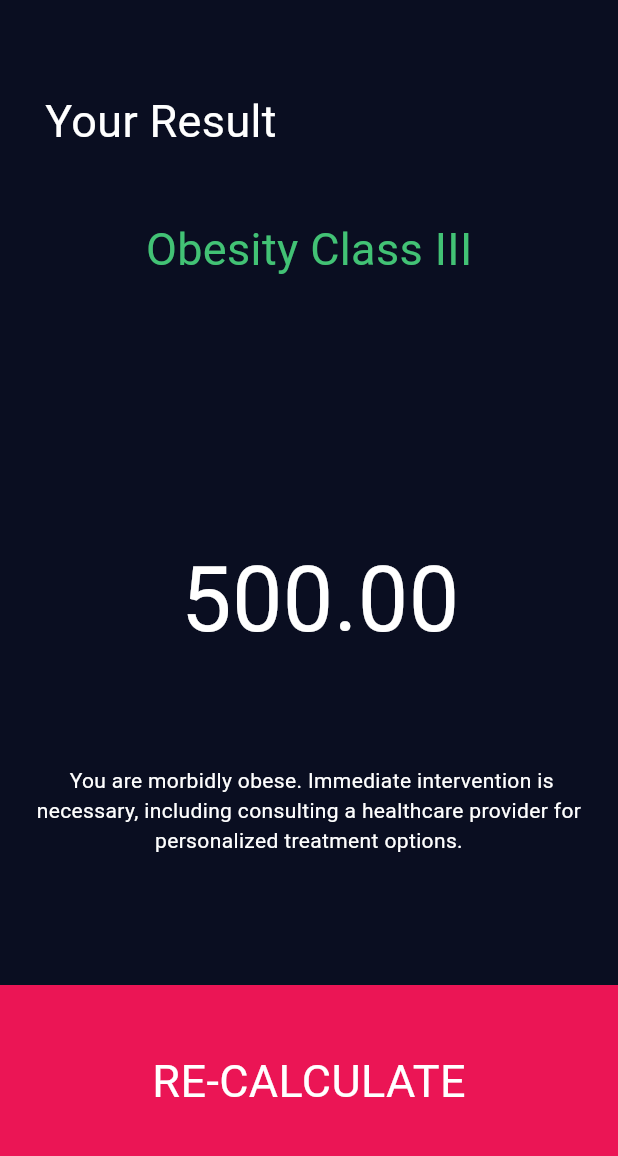
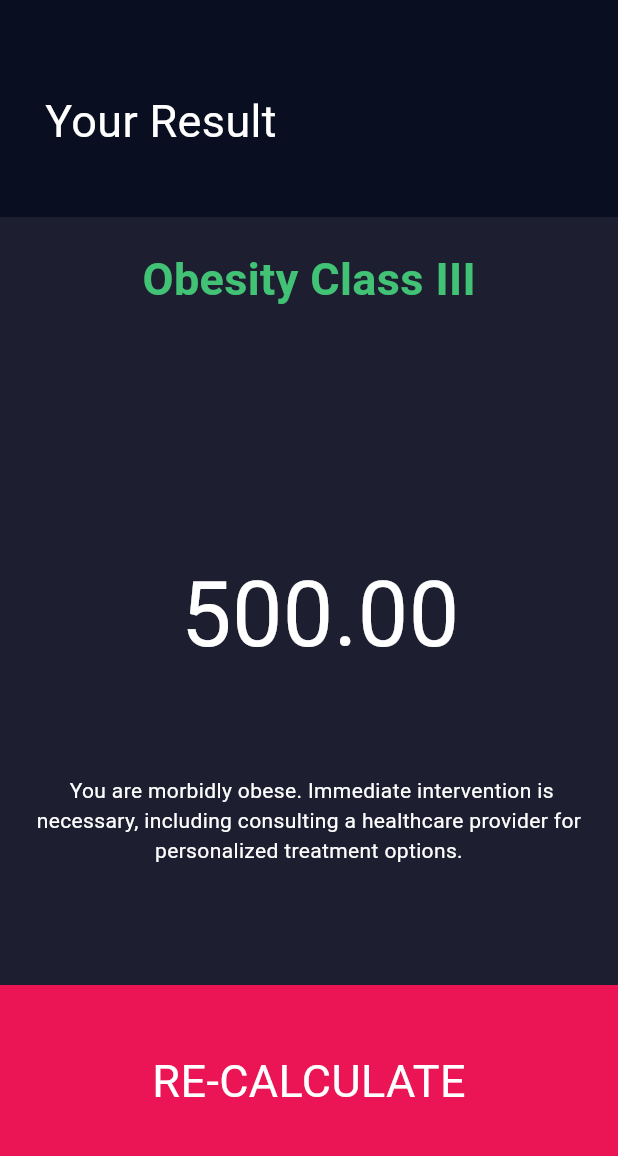
Before and after one commit to Julianafrego/imc_app, a Flutter app: the screen it shows after launch, after a tap on the "remove" icon, after a tap on the "add" icon, after a tap on "Calculate", on a phone screen of 412 x 824 dp, the part 59-1215 px from its top. Run offline on Flutter 3.47's test engine with Material 3 defaults, Android fonts, the phone set to English and light mode, and no system bars.

Commit message:
alterações de design

```diff
--- a/lib/ImcResultPage.dart
+++ b/lib/ImcResultPage.dart
@@ -1,7 +1,6 @@
 import 'package:flutter/material.dart';
 import 'package:imc_app/main.dart';
 import './colors.dart';
-
 
 class ImcResultPage extends StatelessWidget {
   final double imc;
@@ -54,13 +53,18 @@ class ImcResultPage extends StatelessWidget {
               ),
               Flexible(
                 flex: 4,
+                child: Container(
+                  padding: EdgeInsets.only(top: 20),
+                  color: MyColors.azulButtonNoPress,
                   child: Column(
                     children: [
                       Expanded(
                         flex: 1,
                         child: Text(' $name ',
                             style: const TextStyle(
-                              color: MyColors.verde, fontSize: 30)),
+                                fontWeight: FontWeight.bold,
+                                color: MyColors.verde,
+                                fontSize: 30)),
                       ),
                       Expanded(
                         flex: 1,
@@ -85,6 +89,7 @@ class ImcResultPage extends StatelessWidget {
                         ),
                       ),
                     ],
+                  ),
                 ),
               ),
               Expanded(
--- a/lib/addWidget.dart
+++ b/lib/addWidget.dart
@@ -2,10 +2,9 @@ import 'package:flutter/material.dart';
 import 'package:imc_app/colors.dart'; // Certifique-se que a importação de cores esteja correta
 
 class WeightAgeSelection extends StatefulWidget {
+  final ValueChanged<int> onWeightChanged; // Callback para o peso
 
-    final ValueChanged<int> onWeightChanged; // Callback para o peso
-
-    const WeightAgeSelection({super.key, required this.onWeightChanged});
+  const WeightAgeSelection({super.key, required this.onWeightChanged});
   @override
   _WeightAgeSelectionState createState() => _WeightAgeSelectionState();
 }
@@ -19,11 +18,17 @@ class _WeightAgeSelectionState extends State<WeightAgeSelection> {
       body: Row(
         children: [
           Expanded(
-            child: Addwidget(weightAge: 'WEIGHT', valorInicial: 20, onValueChanged:  widget.onWeightChanged),
+            child: Addwidget(
+                weightAge: 'WEIGHT',
+                valorInicial: 20,
+                onValueChanged: widget.onWeightChanged),
           ),
           Expanded(
-            child: Addwidget(weightAge: 'AGE', valorInicial: 20,  onValueChanged: (age) {
-            },),
+            child: Addwidget(
+              weightAge: 'AGE',
+              valorInicial: 20,
+              onValueChanged: (age) {},
+            ),
           ),
         ],
       ),
@@ -36,21 +41,25 @@ class Addwidget extends StatefulWidget {
   final ValueChanged<int> onValueChanged; // Callback para enviar o valor
   final int valorInicial;
 
-  const Addwidget({super.key, required this.weightAge, required this.valorInicial, required this.onValueChanged});
-
+  const Addwidget(
+      {super.key,
+      required this.weightAge,
+      required this.valorInicial,
+      required this.onValueChanged});
 
   @override
   State<Addwidget> createState() => _AddwidgetState();
 }
 
 class _AddwidgetState extends State<Addwidget> {
-   late int valor;
+  late int valor;
 
   @override
   void initState() {
     super.initState();
     valor = widget.valorInicial; // Inicializa com o valor inicial 20
   }
+
   @override
   Widget build(BuildContext context) {
     return Container(
@@ -70,7 +79,9 @@ class _AddwidgetState extends State<Addwidget> {
           Text(
             '$valor',
             style: const TextStyle(
-                fontSize: 40, color: MyColors.branco), // Estilo do texto
+                fontWeight: FontWeight.bold,
+                fontSize: 40,
+                color: MyColors.branco), // Estilo do texto
           ),
           Row(
             mainAxisAlignment: MainAxisAlignment.center,
@@ -81,11 +92,10 @@ class _AddwidgetState extends State<Addwidget> {
                   setState(() {
                     if (valor > 0) {
                       valor--;
-                       widget.onValueChanged(valor); // Chama a função callback
+                      widget.onValueChanged(valor); // Chama a função callback
                     }
                   });
                 },
-
               ),
               const SizedBox(width: 10), // Espaço entre os botões
               CircularAddButton(
@@ -94,11 +104,10 @@ class _AddwidgetState extends State<Addwidget> {
                   setState(() {
                     if (valor > 0) {
                       valor++;
-                       widget.onValueChanged(valor); // Chama a função callback
+                      widget.onValueChanged(valor); // Chama a função callback
                     }
                   });
                 },
-
               ),
             ],
           ),
--- a/lib/alturaSilde.dart
+++ b/lib/alturaSilde.dart
@@ -39,6 +39,7 @@ class _AlturaSliderState extends State<AlturaSlider> {
                 Text(
                   '${currentSliderValue.toStringAsFixed(0)} ',
                   style: const TextStyle(
+                     fontWeight: FontWeight.bold,
                     color: MyColors.branco,
                     fontSize: 50,
                   ),
--- a/lib/colors.dart
+++ b/lib/colors.dart
@@ -5,7 +5,7 @@ class MyColors {
   static const Color azulButtonPress = Color.fromARGB(255, 17, 19, 40);
   static const Color azulButtonNoPress = Color.fromARGB(255, 29, 30, 48);
   static const Color rosa = Color.fromARGB(255, 235, 21, 85);
-  static const Color branco = Color.fromARGB(255, 217, 214, 249);
+  static const Color branco = Color.fromARGB(255, 231, 229, 252);
   static const Color roxoletras = Color.fromARGB(255, 148, 143, 201);
   static const Color cinza = Color.fromRGBO(120, 120, 146, 1);
   static const Color verde = Color.fromARGB(255, 66, 194, 117);
```
Lines whose indentation alone changed are shown as unchanged.
